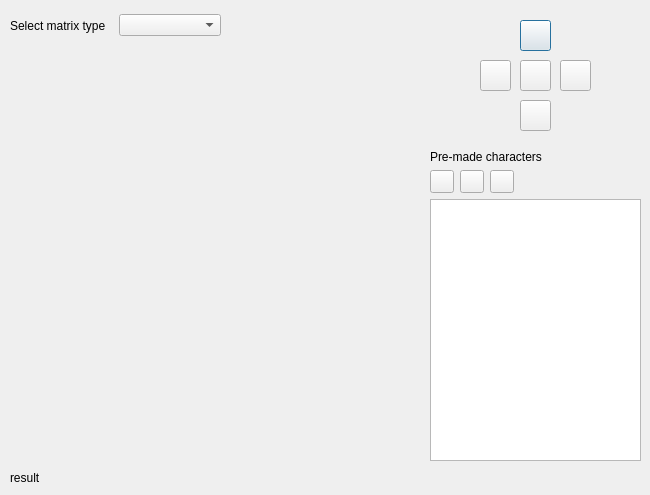
This is forms/charactergenerator.ui in jpitucha/LED-Studio as Qt 5 draws it before an edit. The edited form follows.
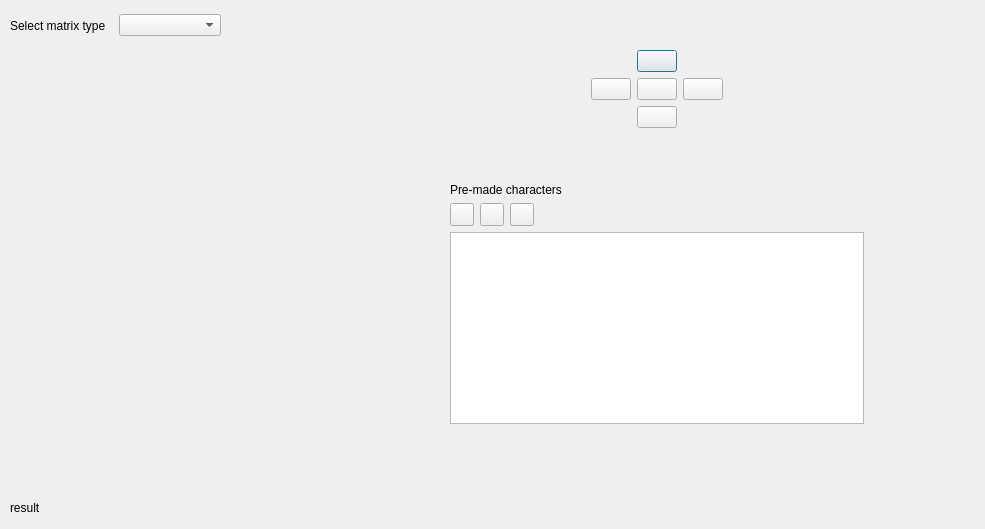
This is the edited form. Icons and pictures are not drawn.

Commit message: Moving character in visualiser

```diff
--- a/forms/charactergenerator.ui
+++ b/forms/charactergenerator.ui
@@ -6,8 +6,8 @@
    <rect>
     <x>0</x>
     <y>0</y>
-    <width>650</width>
-    <height>495</height>
+    <width>985</width>
+    <height>529</height>
    </rect>
   </property>
   <property name="minimumSize">
@@ -18,7 +18,7 @@
   </property>
   <property name="maximumSize">
    <size>
-    <width>750</width>
+    <width>1000</width>
     <height>1000</height>
    </size>
   </property>
@@ -33,7 +33,7 @@
    <property name="geometry">
     <rect>
      <x>10</x>
-     <y>470</y>
+     <y>500</y>
      <width>341</width>
      <height>16</height>
     </rect>
@@ -42,78 +42,6 @@
     <string>result</string>
    </property>
   </widget>
-  <widget class="QWidget" name="layoutWidget">
-   <property name="geometry">
-    <rect>
-     <x>430</x>
-     <y>150</y>
-     <width>211</width>
-     <height>311</height>
-    </rect>
-   </property>
-   <layout class="QVBoxLayout" name="verticalLayout">
-    <item>
-     <widget class="QLabel" name="label_2">
-      <property name="text">
-       <string>Pre-made characters</string>
-      </property>
-     </widget>
-    </item>
-    <item>
-     <layout class="QHBoxLayout" name="horizontalLayout_2">
-      <item>
-       <widget class="QToolButton" name="addChar">
-        <property name="text">
-         <string/>
-        </property>
-        <property name="icon">
-         <iconset resource="../res.qrc">
-          <normaloff>:/assets/icons/add.png</normaloff>:/assets/icons/add.png</iconset>
-        </property>
-       </widget>
-      </item>
-      <item>
-       <widget class="QToolButton" name="editChar">
-        <property name="text">
-         <string/>
-        </property>
-        <property name="icon">
-         <iconset resource="../res.qrc">
-          <normaloff>:/assets/icons/edit.png</normaloff>:/assets/icons/edit.png</iconset>
-        </property>
-       </widget>
-      </item>
-      <item>
-       <widget class="QToolButton" name="deleteChar">
-        <property name="text">
-         <string/>
-        </property>
-        <property name="icon">
-         <iconset resource="../res.qrc">
-          <normaloff>:/assets/icons/delete.png</normaloff>:/assets/icons/delete.png</iconset>
-        </property>
-       </widget>
-      </item>
-      <item>
-       <spacer name="horizontalSpacer">
-        <property name="orientation">
-         <enum>Qt::Horizontal</enum>
-        </property>
-        <property name="sizeHint" stdset="0">
-         <size>
-          <width>40</width>
-          <height>20</height>
-         </size>
-        </property>
-       </spacer>
-      </item>
-     </layout>
-    </item>
-    <item>
-     <widget class="QListWidget" name="charsList"/>
-    </item>
-   </layout>
-  </widget>
   <widget class="QWidget" name="layoutWidget">
    <property name="geometry">
     <rect>
@@ -141,96 +69,189 @@
     <rect>
      <x>10</x>
      <y>50</y>
-     <width>411</width>
-     <height>411</height>
+     <width>431</width>
+     <height>441</height>
     </rect>
    </property>
    <layout class="QGridLayout" name="gridLayout"/>
   </widget>
-  <widget class="QPushButton" name="moveUpBtn">
+  <widget class="QWidget" name="">
    <property name="geometry">
     <rect>
-     <x>520</x>
-     <y>20</y>
-     <width>31</width>
-     <height>31</height>
+     <x>450</x>
+     <y>50</y>
+     <width>414</width>
+     <height>374</height>
     </rect>
    </property>
-   <property name="text">
-    <string/>
-   </property>
-   <property name="icon">
-    <iconset resource="../res.qrc">
-     <normaloff>:/assets/icons/arrow_up.png</normaloff>:/assets/icons/arrow_up.png</iconset>
-   </property>
-  </widget>
-  <widget class="QPushButton" name="invertBtn">
-   <property name="geometry">
-    <rect>
-     <x>520</x>
-     <y>60</y>
-     <width>31</width>
-     <height>31</height>
-    </rect>
-   </property>
-   <property name="text">
-    <string/>
-   </property>
-   <property name="icon">
-    <iconset resource="../res.qrc">
-     <normaloff>:/assets/icons/invert.png</normaloff>:/assets/icons/invert.png</iconset>
-   </property>
-  </widget>
-  <widget class="QPushButton" name="moveDownBtn">
-   <property name="geometry">
-    <rect>
-     <x>520</x>
-     <y>100</y>
-     <width>31</width>
-     <height>31</height>
-    </rect>
-   </property>
-   <property name="text">
-    <string/>
-   </property>
-   <property name="icon">
-    <iconset resource="../res.qrc">
-     <normaloff>:/assets/icons/arrow_down.png</normaloff>:/assets/icons/arrow_down.png</iconset>
-   </property>
-  </widget>
-  <widget class="QPushButton" name="moveRightBtn">
-   <property name="geometry">
-    <rect>
-     <x>560</x>
-     <y>60</y>
-     <width>31</width>
-     <height>31</height>
-    </rect>
-   </property>
-   <property name="text">
-    <string/>
-   </property>
-   <property name="icon">
-    <iconset resource="../res.qrc">
-     <normaloff>:/assets/icons/arrow_right.png</normaloff>:/assets/icons/arrow_right.png</iconset>
-   </property>
-  </widget>
-  <widget class="QPushButton" name="moveLeftBtn">
-   <property name="geometry">
-    <rect>
-     <x>480</x>
-     <y>60</y>
-     <width>31</width>
-     <height>31</height>
-    </rect>
-   </property>
-   <property name="text">
-    <string/>
-   </property>
-   <property name="icon">
-    <iconset resource="../res.qrc">
-     <normaloff>:/assets/icons/arrow_left.png</normaloff>:/assets/icons/arrow_left.png</iconset>
-   </property>
+   <layout class="QVBoxLayout" name="verticalLayout_2">
+    <item>
+     <layout class="QHBoxLayout" name="horizontalLayout_3">
+      <item>
+       <spacer name="horizontalSpacer_2">
+        <property name="orientation">
+         <enum>Qt::Horizontal</enum>
+        </property>
+        <property name="sizeHint" stdset="0">
+         <size>
+          <width>40</width>
+          <height>20</height>
+         </size>
+        </property>
+       </spacer>
+      </item>
+      <item>
+       <layout class="QGridLayout" name="gridLayout_2">
+        <item row="0" column="1">
+         <widget class="QPushButton" name="moveUpBtn">
+          <property name="text">
+           <string/>
+          </property>
+          <property name="icon">
+           <iconset resource="../res.qrc">
+            <normaloff>:/assets/icons/arrow_up.png</normaloff>:/assets/icons/arrow_up.png</iconset>
+          </property>
+         </widget>
+        </item>
+        <item row="1" column="0">
+         <widget class="QPushButton" name="moveLeftBtn">
+          <property name="text">
+           <string/>
+          </property>
+          <property name="icon">
+           <iconset resource="../res.qrc">
+            <normaloff>:/assets/icons/arrow_left.png</normaloff>:/assets/icons/arrow_left.png</iconset>
+          </property>
+         </widget>
+        </item>
+        <item row="1" column="1">
+         <widget class="QPushButton" name="invertBtn">
+          <property name="text">
+           <string/>
+          </property>
+          <property name="icon">
+           <iconset resource="../res.qrc">
+            <normaloff>:/assets/icons/invert.png</normaloff>:/assets/icons/invert.png</iconset>
+          </property>
+         </widget>
+        </item>
+        <item row="1" column="2">
+         <widget class="QPushButton" name="moveRightBtn">
+          <property name="text">
+           <string/>
+          </property>
+          <property name="icon">
+           <iconset resource="../res.qrc">
+            <normaloff>:/assets/icons/arrow_right.png</normaloff>:/assets/icons/arrow_right.png</iconset>
+          </property>
+         </widget>
+        </item>
+        <item row="2" column="1">
+         <widget class="QPushButton" name="moveDownBtn">
+          <property name="text">
+           <string/>
+          </property>
+          <property name="icon">
+           <iconset resource="../res.qrc">
+            <normaloff>:/assets/icons/arrow_down.png</normaloff>:/assets/icons/arrow_down.png</iconset>
+          </property>
+         </widget>
+        </item>
+       </layout>
+      </item>
+      <item>
+       <spacer name="horizontalSpacer_3">
+        <property name="orientation">
+         <enum>Qt::Horizontal</enum>
+        </property>
+        <property name="sizeHint" stdset="0">
+         <size>
+          <width>40</width>
+          <height>20</height>
+         </size>
+        </property>
+       </spacer>
+      </item>
+     </layout>
+    </item>
+    <item>
+     <spacer name="verticalSpacer">
+      <property name="orientation">
+       <enum>Qt::Vertical</enum>
+      </property>
+      <property name="sizeHint" stdset="0">
+       <size>
+        <width>20</width>
+        <height>40</height>
+       </size>
+      </property>
+     </spacer>
+    </item>
+    <item>
+     <layout class="QVBoxLayout" name="verticalLayout">
+      <item>
+       <widget class="QLabel" name="label_2">
+        <property name="text">
+         <string>Pre-made characters</string>
+        </property>
+       </widget>
+      </item>
+      <item>
+       <layout class="QHBoxLayout" name="horizontalLayout_2">
+        <item>
+         <widget class="QToolButton" name="addChar">
+          <property name="text">
+           <string/>
+          </property>
+          <property name="icon">
+           <iconset resource="../res.qrc">
+            <normaloff>:/assets/icons/add.png</normaloff>:/assets/icons/add.png</iconset>
+          </property>
+         </widget>
+        </item>
+        <item>
+         <widget class="QToolButton" name="editChar">
+          <property name="text">
+           <string/>
+          </property>
+          <property name="icon">
+           <iconset resource="../res.qrc">
+            <normaloff>:/assets/icons/edit.png</normaloff>:/assets/icons/edit.png</iconset>
+          </property>
+         </widget>
+        </item>
+        <item>
+         <widget class="QToolButton" name="deleteChar">
+          <property name="text">
+           <string/>
+          </property>
+          <property name="icon">
+           <iconset resource="../res.qrc">
+            <normaloff>:/assets/icons/delete.png</normaloff>:/assets/icons/delete.png</iconset>
+          </property>
+         </widget>
+        </item>
+        <item>
+         <spacer name="horizontalSpacer">
+          <property name="orientation">
+           <enum>Qt::Horizontal</enum>
+          </property>
+          <property name="sizeHint" stdset="0">
+           <size>
+            <width>40</width>
+            <height>20</height>
+           </size>
+          </property>
+         </spacer>
+        </item>
+       </layout>
+      </item>
+      <item>
+       <widget class="QListWidget" name="charsList"/>
+      </item>
+     </layout>
+    </item>
+   </layout>
   </widget>
  </widget>
  <resources>
```
The commit also changes 7 other files.
